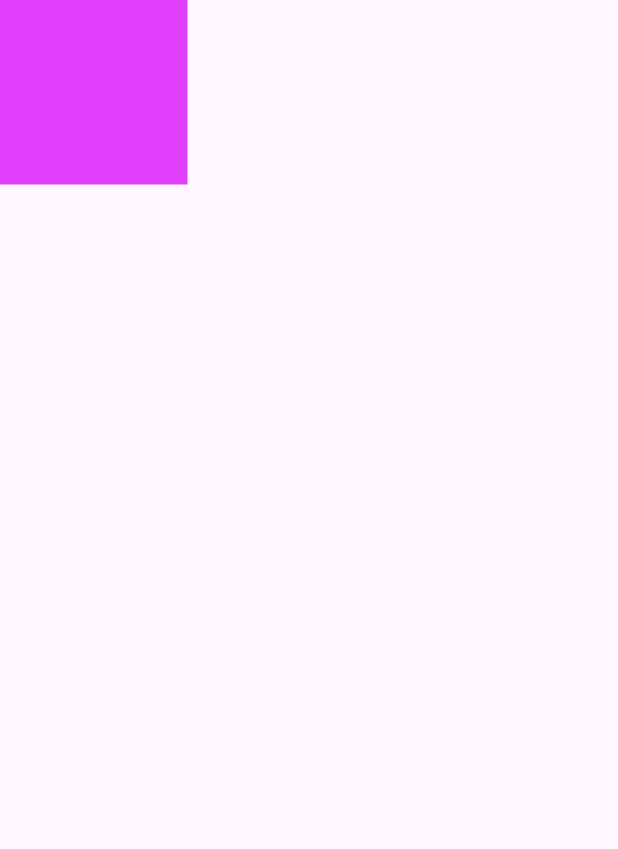
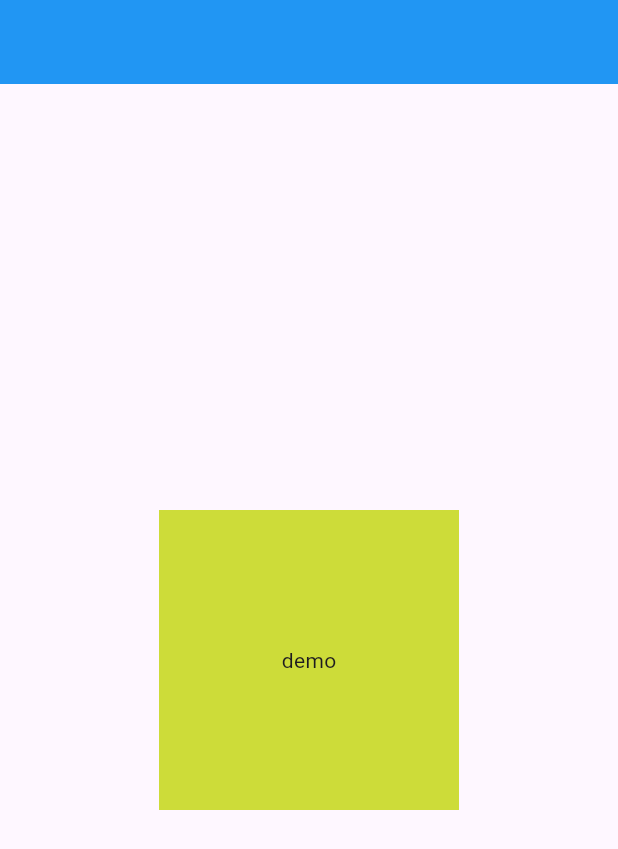
Before and after one commit to sujal-jadhav012/CodeXFlutter, a Flutter app: the screen it shows after launch, on a phone screen of 412 x 824 dp. Shown: the top 849 px of the screen. Run offline on Flutter 3.47's test engine with Material 3 defaults, Android fonts, the light colour scheme and no system bars.

Commit message:
Assingment 4 is done

```diff
--- /dev/null
+++ b/practical_1/lib/Assingment4.dart
@@ -0,0 +1,24 @@
+import 'package:flutter/material.dart';
+
+class Assingment4 extends StatelessWidget {
+  const Assingment4({super.key});
+
+  @override
+  Widget build(BuildContext context) {
+    return Scaffold(
+      appBar: AppBar(
+        backgroundColor: Colors.blue
+      ),
+      body: Center(
+        child: Container(
+          color: Colors.lime,
+          height: 200,
+          width: 200,
+          child: Center(
+            child: Text("demo"),
+          ),
+        ),
+      ),
+    );
+  }
+}
--- a/practical_1/lib/main.dart
+++ b/practical_1/lib/main.dart
@@ -2,6 +2,7 @@
 import 'package:practical_1/Assingment1.dart';
 import 'package:practical_1/Assingment2.dart';
 import 'package:practical_1/Assingment3.dart';
+import 'package:practical_1/Assingment4.dart';
 
 void main() {
   runApp(const MyApp());
@@ -15,7 +16,7 @@
   Widget build(BuildContext context) {
     return MaterialApp(
 
-      home:Assingment3(),
+      home:Assingment4(),
     );
   }
 }
```
